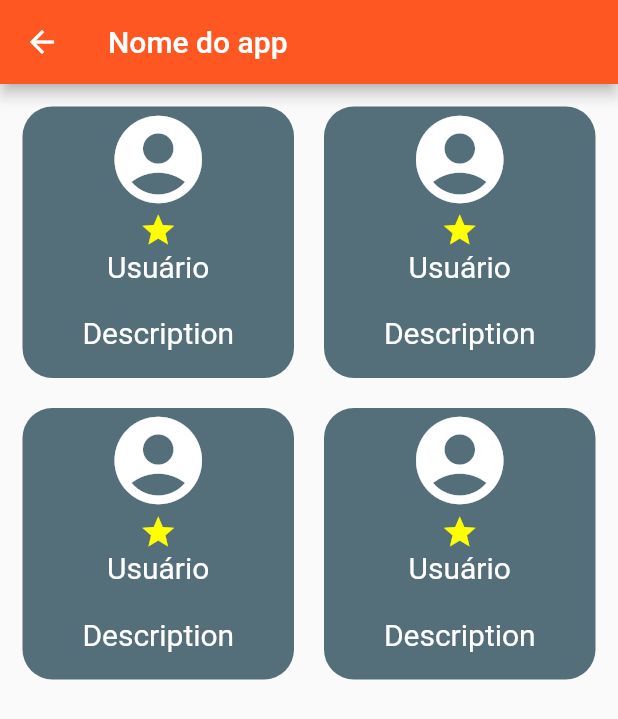
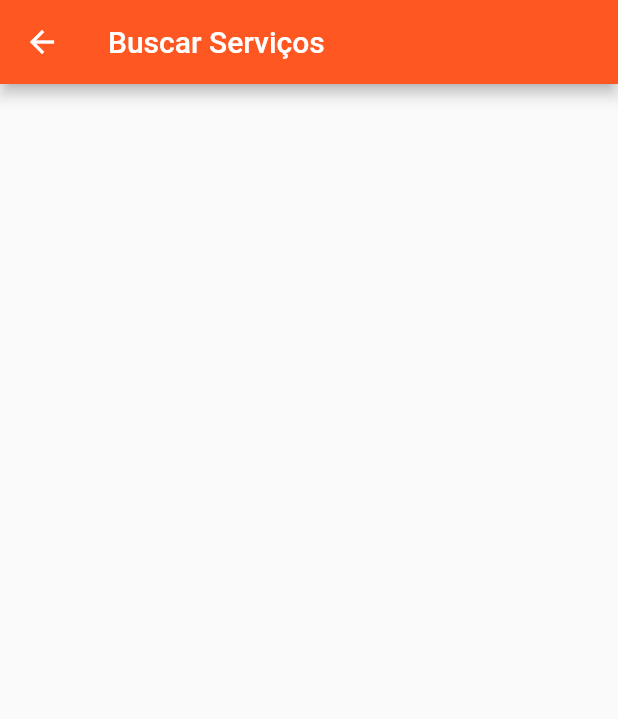
Before and after one commit to adriano328/PSTIFM, a Flutter app: the ServicosPesquisa screen opened directly, on a phone screen of 412 x 824 dp. Shown: the top 719 px of the screen. Run offline on Flutter 3.47's test engine with Material 2 defaults, Android fonts, the phone set to English and light mode, and no system bars; missing offline and left inert: dart:ffi.

Commit message:
Alt arquivos e ajustes na pagia de busca

```diff
--- /dev/null
+++ b/lib/component/cardPrestador/cardPrestador.dart
@@ -0,0 +1,10 @@
+import 'dart:ffi';
+
+class CardPrestador{
+  late String nome;
+  late String descricao;
+  late Float nota;
+  late String imagem;
+
+  CardPrestador(this.nome, this.descricao,this.imagem, this.nota)
+}
--- a/lib/login/login.page.dart
+++ b/lib/login/login.page.dart
@@ -1,7 +1,8 @@
 import 'package:flutter/material.dart';
 import 'package:flutter_application_1/formUsers.dart';
 import 'package:flutter_application_1/formUserProfessional/formUsersProfessional.dart';
-import 'package:flutter_application_1/component/navigationBar/listUsers.dart';
+import 'package:flutter_application_1/navigationScreenController/navigationAppComponent.dart';
+import 'package:flutter_application_1/home/usuario/perfilUsuario.dart';
 import 'package:flutter_application_1/main.dart';
 
 class LoginPage extends StatelessWidget {
@@ -86,7 +87,7 @@ class LoginPage extends StatelessWidget {
                   onPressed: () => {
                     Navigator.push(
                       context,
-                      MaterialPageRoute(builder: (context) => listUser()),
+                      MaterialPageRoute(builder: (context) => NavigationAppComponent()),
                     )
                   },
                 ),
--- a/lib/component/navigationBar/navigationBottomBar.dart
+++ b/lib/navigationScreenController/navigationAppComponent.dart
@@ -10,11 +10,11 @@ import 'package:flutter_application_1/home/usuario/perfilUsuario.dart';
 import 'package:flutter_application_1/servicosPesquisa/ServicosPesquisa.dart';
 
 void main() {
-  runApp(const listUser());
+  runApp(const NavigationAppComponent());
 }
 
-class listUser extends StatelessWidget {
-  const listUser({Key? key}) : super(key: key);
+class NavigationAppComponent extends StatelessWidget {
+  const NavigationAppComponent({Key? key}) : super(key: key);
 
   // This widget is the root of your application.
   @override
--- a/lib/servicosPesquisa/servicosPesquisa.dart
+++ b/lib/servicosPesquisa/servicosPesquisa.dart
@@ -5,171 +5,18 @@ class ServicosPesquisa extends StatelessWidget {
   @override
   Widget build(BuildContext context) {
     return Scaffold(
-      appBar: AppBar(
-        title: Text('Nome do app'),
-      ),
-      body: Container(
-        child: Padding(
-          padding: const EdgeInsets.all(15.0),
-          child: GridView(
-            children: [
-              Container(
-                decoration: BoxDecoration(
-                    borderRadius: BorderRadius.circular(20),
-                    color: Colors.blueGrey.shade600),
-                child: Column(
-                  children: [
-                    Icon(
-                      Icons.account_circle_sharp,
-                      size: 70,
-                      color: Colors.white,
-                    ),
-                    Icon(
-                      Icons.star,
-                      size: 25,
-                      color: Colors.yellowAccent,
-                    ),
-                    Text(
-                      'Usuário',
-                      style: TextStyle(
-                        color: Colors.white,
-                        fontSize: 20,
-                      ),
-                    ),
-                    new Baseline(
-                      baseline: 40,
-                      baselineType: TextBaseline.alphabetic,
-                      child: new Text(
-                        'Description',
-                        style: TextStyle(
-                          color: Colors.white,
-                          fontSize: 20,
-                        ),
-                      ),
-                    ),
-                  ],
-                ),
-              ),
-              Container(
-                decoration: BoxDecoration(
-                    borderRadius: BorderRadius.circular(20),
-                    color: Colors.blueGrey.shade600),
-                child: Column(
-                  children: [
-                    Icon(
-                      Icons.account_circle_sharp,
-                      size: 70,
-                      color: Colors.white,
-                    ),
-                    Icon(
-                      Icons.star,
-                      size: 25,
-                      color: Colors.yellowAccent,
-                    ),
-                    Text(
-                      'Usuário',
-                      style: TextStyle(
-                        color: Colors.white,
-                        fontSize: 20,
-                      ),
-                    ),
-                    new Baseline(
-                      baseline: 40,
-                      baselineType: TextBaseline.alphabetic,
-                      child: new Text(
-                        'Description',
-                        style: TextStyle(
-                          color: Colors.white,
-                          fontSize: 20,
-                        ),
-                      ),
-                    ),
-                  ],
-                ),
-              ),
-              Container(
-                decoration: BoxDecoration(
-                    borderRadius: BorderRadius.circular(20),
-                    color: Colors.blueGrey.shade600),
-                child: Column(
-                  children: [
-                    Icon(
-                      Icons.account_circle_sharp,
-                      size: 70,
-                      color: Colors.white,
-                    ),
-                    Icon(
-                      Icons.star,
-                      size: 25,
-                      color: Colors.yellowAccent,
-                    ),
-                    Text(
-                      'Usuário',
-                      style: TextStyle(
-                        color: Colors.white,
-                        fontSize: 20,
-                      ),
-                    ),
-                    new Baseline(
-                      baseline: 40,
-                      baselineType: TextBaseline.alphabetic,
-                      child: new Text(
-                        'Description',
-                        style: TextStyle(
-                          color: Colors.white,
-                          fontSize: 20,
-                        ),
-                      ),
-                    ),
-                  ],
-                ),
-              ),
-              Container(
-                decoration: BoxDecoration(
-                    borderRadius: BorderRadius.circular(20),
-                    color: Colors.blueGrey.shade600),
-                child: Column(
-                  children: [
-                    Icon(
-                      Icons.account_circle_sharp,
-                      size: 70,
-                      color: Colors.white,
-                    ),
-                    Icon(
-                      Icons.star,
-                      size: 25,
-                      color: Colors.yellowAccent,
-                    ),
-                    Text(
-                      'Usuário',
-                      style: TextStyle(
-                        color: Colors.white,
-                        fontSize: 20,
-                      ),
-                    ),
-                    new Baseline(
-                      baseline: 40,
-                      baselineType: TextBaseline.alphabetic,
-                      child: new Text(
-                        'Description',
-                        style: TextStyle(
-                          color: Colors.white,
-                          fontSize: 20,
-                        ),
-                      ),
-                    ),
-                  ],
-                ),
-              ),
-            ],
-            gridDelegate: SliverGridDelegateWithFixedCrossAxisCount(
-              crossAxisCount: 2,
-              mainAxisSpacing: 20.0,
-              crossAxisSpacing: 20.0,
-            ),
-          ),
+        appBar: AppBar(
+          title: Text('Buscar Serviços'),
         ),
-      ),
-    );
+        body: Container(
+            child: GridView.builder(
+                gridDelegate: SliverGridDelegateWithMaxCrossAxisExtent(
+                    maxCrossAxisExtent: 200,
+                    childAspectRatio: 1,
+                    mainAxisSpacing: 10,
+                    crossAxisSpacing: 10),
+                itemBuilder: (BuildContext ctx, index) {
+                  return Container();
+                })));
   }
 }
```
